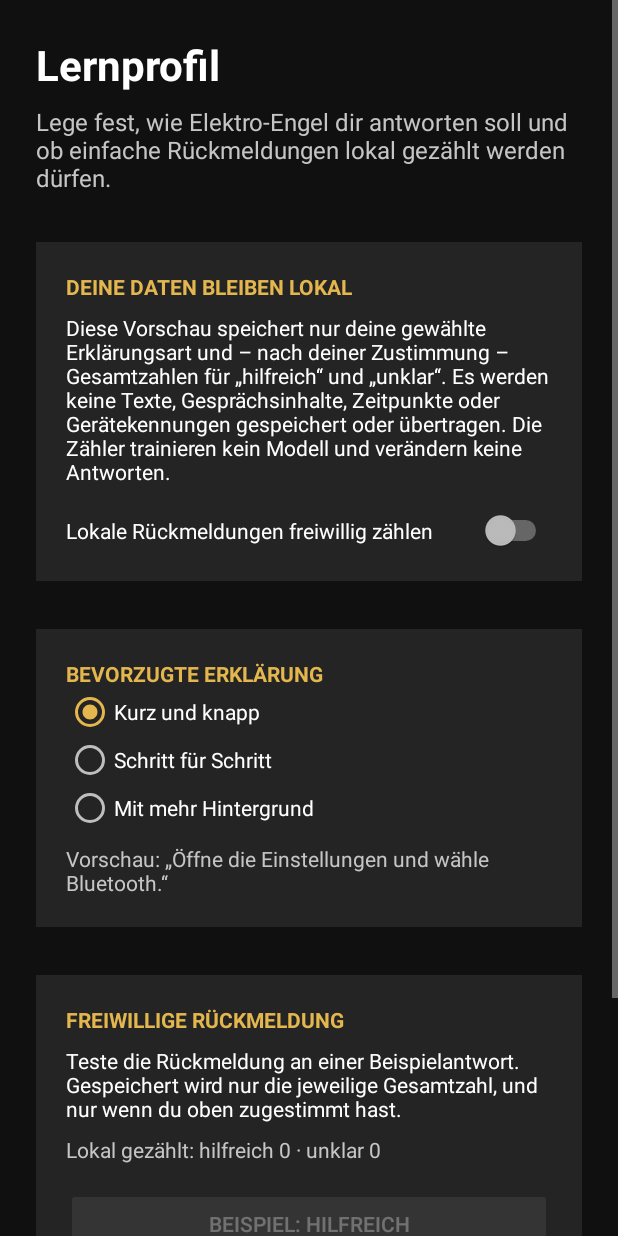
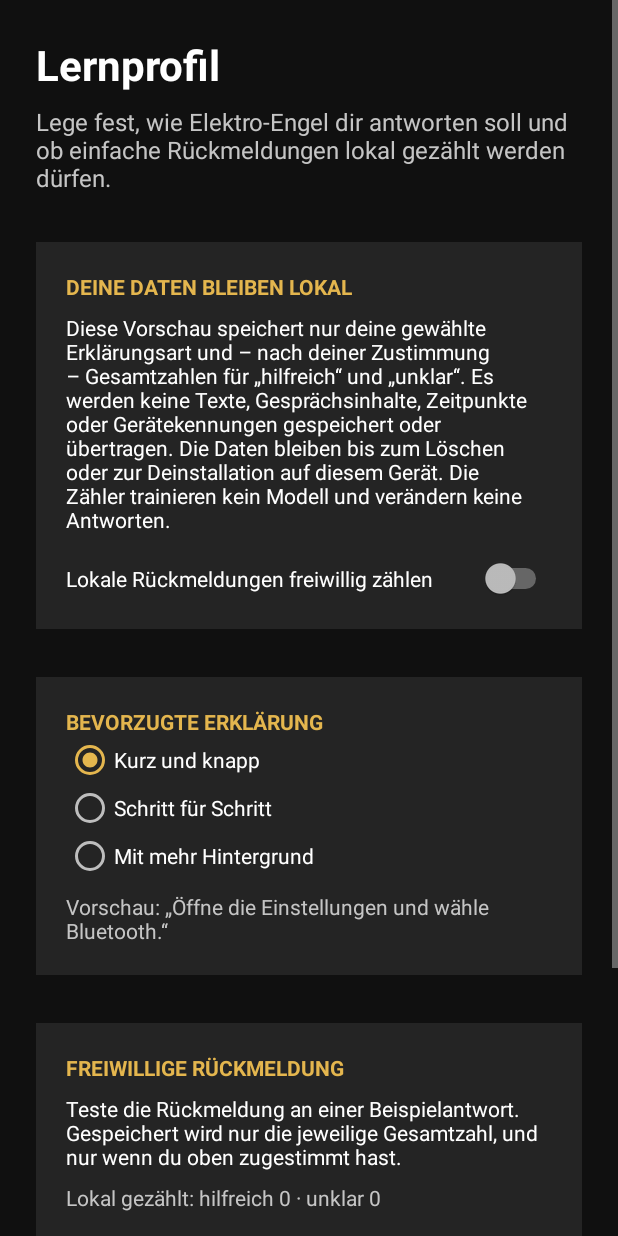
Before and after one commit to nikolausnold/NIKNOLIG, an Android app: the LearningProfileActivity screen opened directly, with no data from a screen before it, on a phone screen of 412 x 824 dp. Run offline under Robolectric (Android 15) with nearby library versions, the phone set to English and light mode, and no system bars.

Commit message:
Clarify local learning profile retention
Co-authored-by: nikolausnold <339979236+nikolausnold@users.noreply.github.com>

```diff
--- a/app/src/main/res/values/strings.xml
+++ b/app/src/main/res/values/strings.xml
@@ -19,7 +19,7 @@
     <string name="learning_profile_title">Lernprofil</string>
     <string name="learning_profile_description">Lege fest, wie Elektro-Engel dir antworten soll und ob einfache Rückmeldungen lokal gezählt werden dürfen.</string>
     <string name="learning_privacy_heading">DEINE DATEN BLEIBEN LOKAL</string>
-    <string name="learning_privacy_description">Diese Vorschau speichert nur deine gewählte Erklärungsart und – nach deiner Zustimmung – Gesamtzahlen für „hilfreich“ und „unklar“. Es werden keine Texte, Gesprächsinhalte, Zeitpunkte oder Gerätekennungen gespeichert oder übertragen. Die Zähler trainieren kein Modell und verändern keine Antworten.</string>
+    <string name="learning_privacy_description">Diese Vorschau speichert nur deine gewählte Erklärungsart und – nach deiner Zustimmung – Gesamtzahlen für „hilfreich“ und „unklar“. Es werden keine Texte, Gesprächsinhalte, Zeitpunkte oder Gerätekennungen gespeichert oder übertragen. Die Daten bleiben bis zum Löschen oder zur Deinstallation auf diesem Gerät. Die Zähler trainieren kein Modell und verändern keine Antworten.</string>
     <string name="learning_opt_in">Lokale Rückmeldungen freiwillig zählen</string>
     <string name="response_style_heading">BEVORZUGTE ERKLÄRUNG</string>
     <string name="response_style_concise">Kurz und knapp</string>
```
Also changed, not shown: 2 other files.
